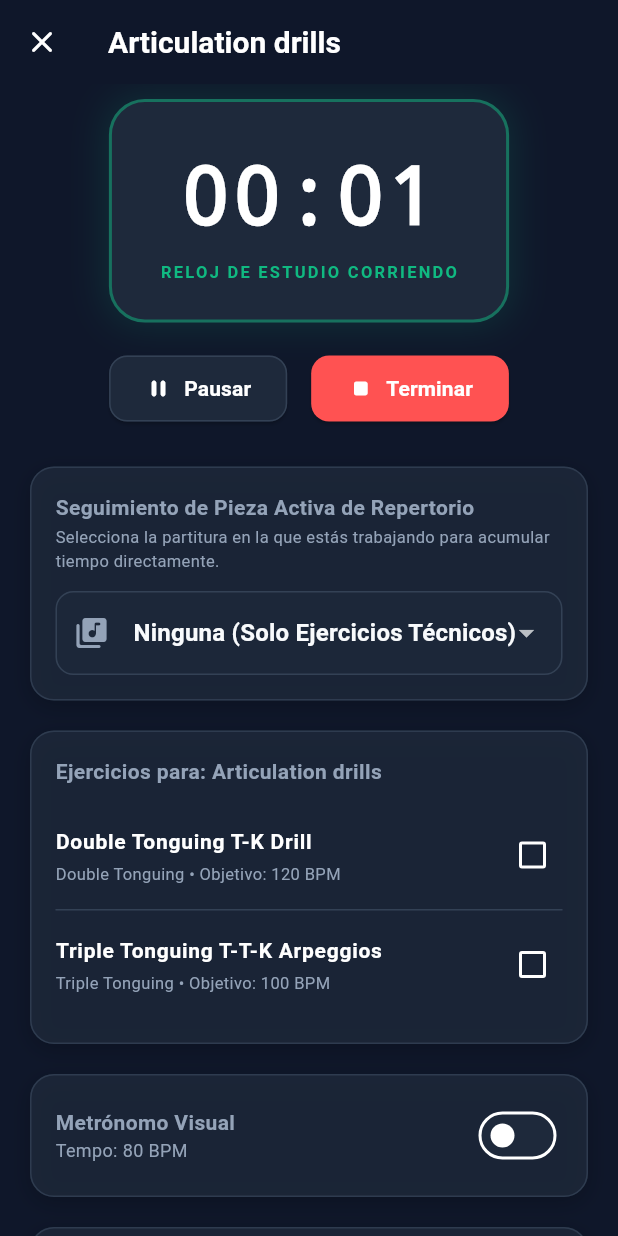
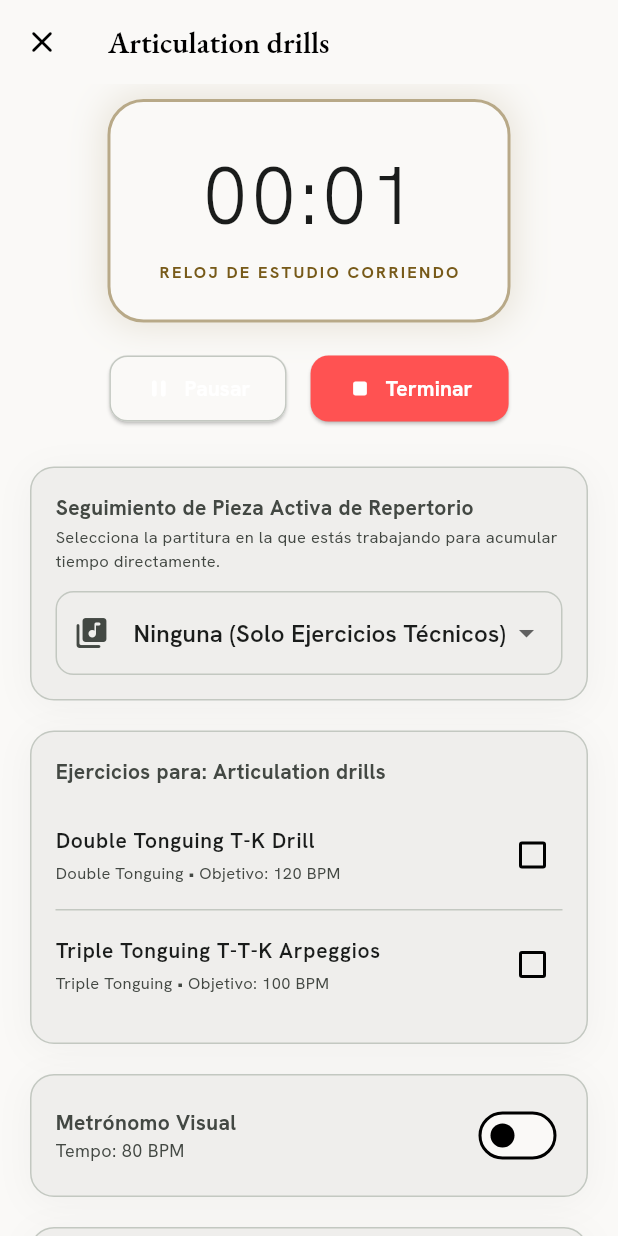
Before and after one commit to seagomezar/music-journal-app, a Flutter app: the DashboardView screen opened directly, after a tap on the "language" icon, after a tap on "Articulation drills", on a phone screen of 412 x 824 dp. Run offline on Flutter 3.47's test engine with Material 3 defaults, Android fonts, the phone set to English and light mode, and no system bars; our stand-ins replace audioplayers, file_picker, flutter_spinkit, google_fonts, google_sign_in, hive_flutter and 1 more; missing offline and left inert: record; accounts and stored records are empty; network calls fail.

Commit message:
feat: align application design theme and typography with Stitch Flute Practice Coach designs

```diff
--- a/lib/main.dart
+++ b/lib/main.dart
@@ -46,7 +46,7 @@ class MyApp extends StatelessWidget {
   Widget build(BuildContext context) {
     return MaterialApp(
       title: context.translate('app_title'),
-      theme: AppTheme.darkTheme,
+      theme: AppTheme.lightTheme,
       debugShowCheckedModeBanner: false,
       home: const AuthenticationWrapper(),
     );
--- a/lib/screens/active_practice_view.dart
+++ b/lib/screens/active_practice_view.dart
@@ -7,7 +7,7 @@ import '../providers/history_provider.dart';
 import '../providers/localization_provider.dart';
 import '../models/piece.dart';
 import '../theme/app_theme.dart';
-
+import 'package:google_fonts/google_fonts.dart';
 class ActivePracticeView extends StatefulWidget {
   const ActivePracticeView({super.key});
 
@@ -205,11 +205,10 @@ class _ActivePracticeViewState extends State<ActivePracticeView> with SingleTick
                       children: [
                         Text(
                           _formatTime(practiceProv.secondsElapsed),
-                          style: const TextStyle(
+                          style: GoogleFonts.hankenGrotesk(
                             fontSize: 54,
-                            fontWeight: FontWeight.w900,
-                            fontFamily: 'monospace',
-                            color: Colors.white,
+                            fontWeight: FontWeight.w300,
+                            color: AppTheme.textPrimary,
                             letterSpacing: 2,
                           ),
                         ),
@@ -353,7 +352,7 @@ class _ActivePracticeViewState extends State<ActivePracticeView> with SingleTick
                                   fontWeight: FontWeight.w600,
                                   fontSize: 14,
                                   decoration: isCompleted ? TextDecoration.lineThrough : null,
-                                  color: isCompleted ? AppTheme.textSecondary : Colors.white,
+                                  color: isCompleted ? AppTheme.textSecondary : AppTheme.textPrimary,
                                 ),
                               ),
                               subtitle: Text(
--- a/lib/screens/calendar_history_view.dart
+++ b/lib/screens/calendar_history_view.dart
@@ -321,7 +321,7 @@ class _CalendarHistoryViewState extends State<CalendarHistoryView> {
                                 if (session.notes.isNotEmpty) ...[
                                   Text(
                                     context.translate('practice_session_notes_title'),
-                                    style: const TextStyle(fontWeight: FontWeight.bold, fontSize: 12, color: Colors.white70),
+                                    style: const TextStyle(fontWeight: FontWeight.bold, fontSize: 12, color: AppTheme.textPrimary),
                                   ),
                                   const SizedBox(height: 2),
                                   Text(
@@ -344,7 +344,7 @@ class _CalendarHistoryViewState extends State<CalendarHistoryView> {
                                       children: [
                                         IconButton(
                                           style: IconButton.styleFrom(
-                                            backgroundColor: isSessionPlaying ? AppTheme.surface : AppTheme.primary,
+                                            backgroundColor: isSessionPlaying ? AppTheme.primary : AppTheme.primaryAccent,
                                             foregroundColor: Colors.white,
                                             minimumSize: const Size(36, 36),
                                           ),
--- a/lib/screens/dashboard_view.dart
+++ b/lib/screens/dashboard_view.dart
@@ -113,7 +113,7 @@ class _DashboardViewState extends State<DashboardView> {
                   children: [
                     CircleAvatar(
                       radius: 26,
-                      backgroundColor: AppTheme.primary.withOpacity(0.2),
+                      backgroundColor: AppTheme.primary,
                       backgroundImage: user?.photoUrl != null ? NetworkImage(user!.photoUrl!) : null,
                       child: user?.photoUrl == null
                           ? Text(
@@ -414,7 +414,7 @@ class _DashboardViewState extends State<DashboardView> {
                 style: const TextStyle(
                   fontSize: 22,
                   fontWeight: FontWeight.w900,
-                  color: Colors.white,
+                  color: AppTheme.textPrimary,
                 ),
               ),
               const SizedBox(height: 2),
--- a/lib/screens/repertoire_view.dart
+++ b/lib/screens/repertoire_view.dart
@@ -5,7 +5,7 @@ import '../models/piece.dart';
 import '../providers/repertoire_provider.dart';
 import '../providers/localization_provider.dart';
 import '../theme/app_theme.dart';
-
+import 'package:google_fonts/google_fonts.dart';
 class RepertoireView extends StatefulWidget {
   const RepertoireView({super.key});
 
@@ -146,7 +146,7 @@ class _RepertoireViewState extends State<RepertoireView> {
                               overflow: TextOverflow.ellipsis,
                               style: TextStyle(
                                 fontSize: 13,
-                                color: _selectedPdfName != null ? Colors.white : AppTheme.textSecondary,
+                                color: _selectedPdfName != null ? AppTheme.textPrimary : AppTheme.textSecondary,
                               ),
                             ),
                           ),
@@ -415,7 +415,7 @@ class _RepertoireViewState extends State<RepertoireView> {
                                 piece.title,
                                 maxLines: 1,
                                 overflow: TextOverflow.ellipsis,
-                                style: const TextStyle(fontWeight: FontWeight.bold, fontSize: 14),
+                                style: GoogleFonts.ebGaramond(fontWeight: FontWeight.bold, fontSize: 16, color: AppTheme.textPrimary),
                               ),
                               const SizedBox(height: 2),
                               Text(
--- a/lib/theme/app_theme.dart
+++ b/lib/theme/app_theme.dart
@@ -1,82 +1,83 @@
 import 'package:flutter/material.dart';
+import 'package:google_fonts/google_fonts.dart';
 
 class AppTheme {
-  // Brand Colors
-  static const Color background = Color(0xFF0F172A); // Slate 900
-  static const Color surface = Color(0xFF1E293B);    // Slate 800
-  static const Color cardBg = Color(0xCC1E293B);     // Slate 800 with transparency for glassmorphism
-  static const Color border = Color(0xFF334155);     // Slate 700
-  static const Color primary = Color(0xFF0D9488);    // Teal 600
-  static const Color primaryAccent = Color(0xFF10B981); // Emerald 500
-  static const Color secondary = Color(0xFF6366F1);  // Indigo 500
-  static const Color textPrimary = Color(0xFFF8FAFC); // Slate 50
-  static const Color textSecondary = Color(0xFF94A3B8); // Slate 400
+  // Stitch Brand Colors (Flute Practice Coach)
+  static const Color background = Color(0xFFFAF9F7);      // Warm paper background
+  static const Color surface = Color(0xFFFAF9F7);         // Warm paper surface
+  static const Color cardBg = Color(0xFFEFEEEC);          // Warm surface container
+  static const Color border = Color(0xFFC3C8C1);          // Outline border
+  static const Color primary = Color(0xFF061B0E);         // Forest green primary
+  static const Color primaryAccent = Color(0xFF775A19);   // Gold/Brass accent (secondary in Stitch)
+  static const Color secondary = Color(0xFF819986);       // Sage green secondary (for success states/badging)
+  static const Color textPrimary = Color(0xFF1A1C1B);     // Dark charcoal text
+  static const Color textSecondary = Color(0xFF434843);   // Medium gray-green text
 
   static const LinearGradient brandGradient = LinearGradient(
-    colors: [primary, primaryAccent],
+    colors: [primary, Color(0xFF1B3022)],
     begin: Alignment.topLeft,
     end: Alignment.bottomRight,
   );
 
   static const LinearGradient secondaryGradient = LinearGradient(
-    colors: [Color(0xFF4F46E5), Color(0xFF818CF8)],
+    colors: [primaryAccent, Color(0xFFFED488)],
     begin: Alignment.topLeft,
     end: Alignment.bottomRight,
   );
 
-  static ThemeData get darkTheme {
+  static ThemeData get lightTheme {
     return ThemeData(
       useMaterial3: true,
-      brightness: Brightness.dark,
+      brightness: Brightness.light,
       primaryColor: primary,
       scaffoldBackgroundColor: background,
-      colorScheme: const ColorScheme.dark(
+      colorScheme: const ColorScheme.light(
         primary: primary,
         secondary: secondary,
         surface: surface,
         background: background,
-        error: Color(0xFFEF4444),
+        error: Color(0xFFBA1A1A),
       ),
       cardTheme: CardThemeData(
-        color: surface,
+        color: cardBg,
         elevation: 0,
         shape: RoundedRectangleBorder(
           borderRadius: BorderRadius.circular(16),
           side: const BorderSide(color: border, width: 1),
         ),
       ),
-      textTheme: const TextTheme(
-        headlineLarge: TextStyle(
+      textTheme: TextTheme(
+        headlineLarge: GoogleFonts.ebGaramond(
           fontSize: 32,
           fontWeight: FontWeight.bold,
           color: textPrimary,
           letterSpacing: -0.5,
         ),
-        headlineMedium: TextStyle(
+        headlineMedium: GoogleFonts.ebGaramond(
           fontSize: 24,
           fontWeight: FontWeight.bold,
           color: textPrimary,
           letterSpacing: -0.5,
         ),
-        titleLarge: TextStyle(
+        titleLarge: GoogleFonts.ebGaramond(
           fontSize: 20,
           fontWeight: FontWeight.w600,
           color: textPrimary,
         ),
-        titleMedium: TextStyle(
+        titleMedium: GoogleFonts.hankenGrotesk(
           fontSize: 16,
           fontWeight: FontWeight.w600,
           color: textPrimary,
         ),
-        bodyLarge: TextStyle(
+        bodyLarge: GoogleFonts.hankenGrotesk(
           fontSize: 16,
           color: textPrimary,
         ),
-        bodyMedium: TextStyle(
+        bodyMedium: GoogleFonts.hankenGrotesk(
           fontSize: 14,
           color: textSecondary,
         ),
-        labelLarge: TextStyle(
+        labelLarge: GoogleFonts.hankenGrotesk(
           fontSize: 14,
           fontWeight: FontWeight.bold,
           color: textPrimary,
@@ -84,7 +85,7 @@ class AppTheme {
       ),
       inputDecorationTheme: InputDecorationTheme(
         filled: true,
-        fillColor: surface.withOpacity(0.5),
+        fillColor: cardBg.withOpacity(0.5),
         labelStyle: const TextStyle(color: textSecondary),
         hintStyle: const TextStyle(color: textSecondary),
         border: OutlineInputBorder(
@@ -102,7 +103,7 @@ class AppTheme {
       ),
       bottomNavigationBarTheme: const BottomNavigationBarThemeData(
         backgroundColor: background,
-        selectedItemColor: primaryAccent,
+        selectedItemColor: primary,
         unselectedItemColor: textSecondary,
         selectedLabelStyle: TextStyle(fontWeight: FontWeight.bold),
         type: BottomNavigationBarType.fixed,
@@ -110,7 +111,7 @@ class AppTheme {
     );
   }
 
-  // Helper Widget: Glassmorphic Container
+  // Helper Widget: Glassmorphic/Tonal Container Card
   static Widget glassCard({
     required Widget child,
     EdgeInsetsGeometry? padding,
@@ -123,13 +124,13 @@ class AppTheme {
         color: customColor ?? cardBg,
         borderRadius: BorderRadius.circular(borderRadius),
         border: Border.all(
-          color: border.withOpacity(0.8),
+          color: border,
           width: 1,
         ),
         boxShadow: [
           BoxShadow(
-            color: Colors.black.withOpacity(0.2),
-            blurRadius: 12,
+            color: Colors.black.withOpacity(0.04),
+            blurRadius: 20,
             offset: const Offset(0, 4),
           ),
         ],
--- a/pubspec.yaml
+++ b/pubspec.yaml
@@ -39,6 +39,7 @@ dependencies:
   provider: ^6.1.2
   intl: ^0.19.0
   flutter_spinkit: ^5.2.1
+  google_fonts: ^6.2.1
 
   # Local offline database
   hive: ^2.2.3
```
Also changed, not shown: pubspec.lock.
